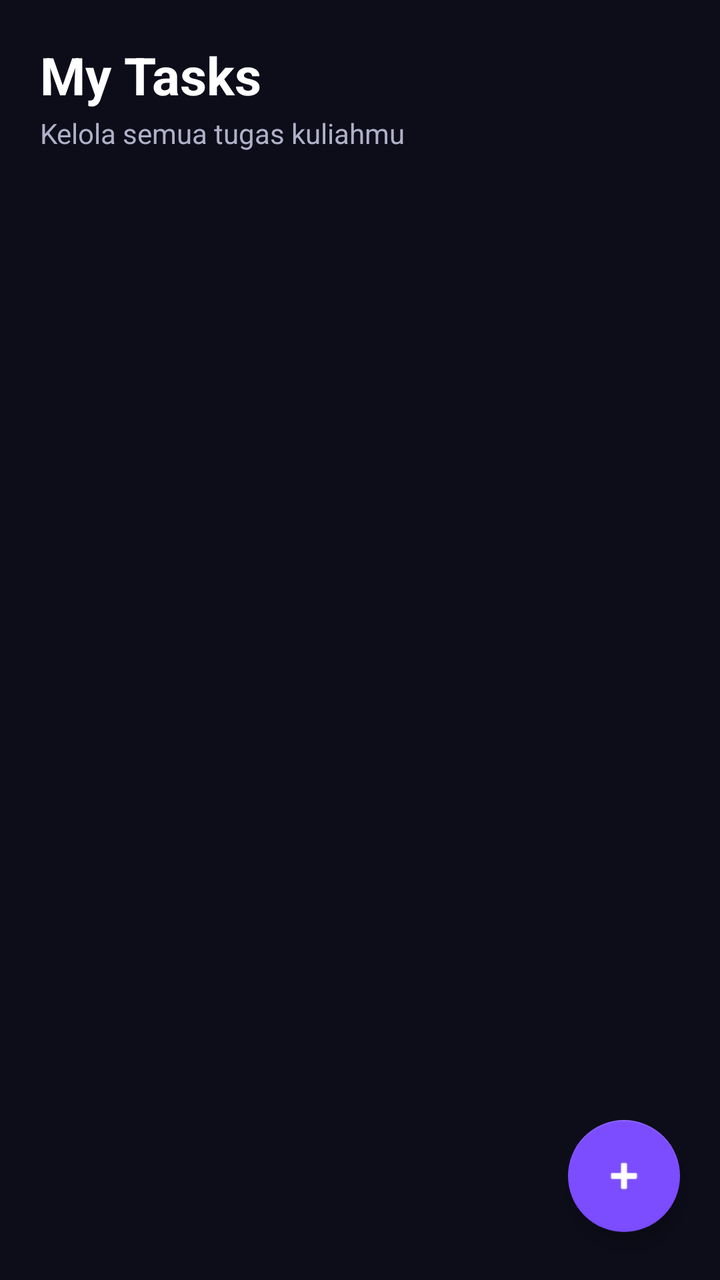
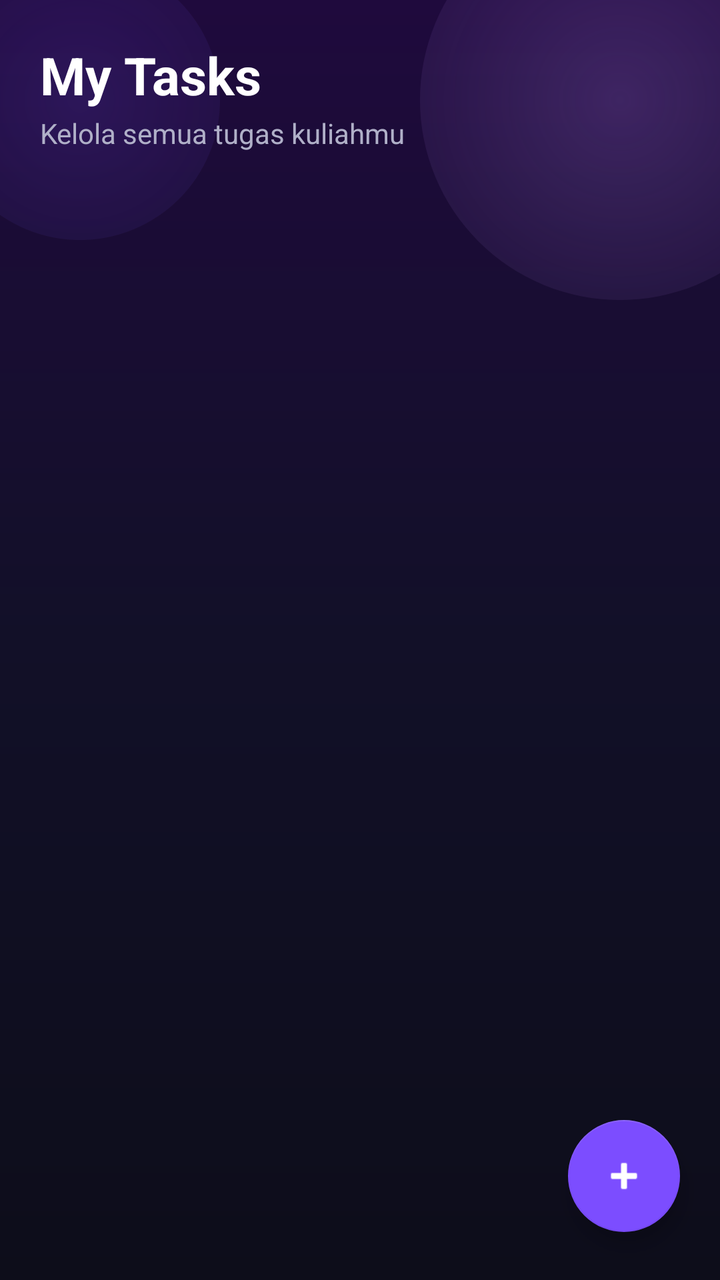

Compare the two renders of this Android layout. The source of the first and the diff that turns it into the second are given below.
<!-- AndroidManifest.xml: application theme Theme.UniFlow -->
<!-- res/layout/fragment_tasks.xml -->
<?xml version="1.0" encoding="utf-8"?>
<androidx.constraintlayout.widget.ConstraintLayout
    xmlns:android="http://schemas.android.com/apk/res/android"
    xmlns:app="http://schemas.android.com/apk/res-auto"
    android:layout_width="match_parent"
    android:layout_height="match_parent"
    android:background="@color/bg_dark">

    
    <LinearLayout
        android:id="@+id/headerLayout"
        android:layout_width="0dp"
        android:layout_height="wrap_content"
        android:orientation="vertical"
        android:padding="20dp"
        android:paddingTop="24dp"
        app:layout_constraintTop_toTopOf="parent"
        app:layout_constraintStart_toStartOf="parent"
        app:layout_constraintEnd_toEndOf="parent">

        <TextView
            android:layout_width="wrap_content"
            android:layout_height="wrap_content"
            android:text="My Tasks"
            android:textColor="@color/white"
            android:textSize="26sp"
            android:textStyle="bold" />

        <TextView
            android:layout_width="wrap_content"
            android:layout_height="wrap_content"
            android:text="Kelola semua tugas kuliahmu"
            android:textColor="@color/text_secondary"
            android:textSize="14sp"
            android:layout_marginTop="2dp" />

    </LinearLayout>

    
    <androidx.recyclerview.widget.RecyclerView
        android:id="@+id/rvTasks"
        android:layout_width="0dp"
        android:layout_height="0dp"
        android:paddingHorizontal="16dp"
        android:paddingBottom="80dp"
        android:clipToPadding="false"
        app:layout_constraintTop_toBottomOf="@id/headerLayout"
        app:layout_constraintBottom_toBottomOf="parent"
        app:layout_constraintStart_toStartOf="parent"
        app:layout_constraintEnd_toEndOf="parent" />

    
    <LinearLayout
        android:id="@+id/layoutEmptyState"
        android:layout_width="0dp"
        android:layout_height="0dp"
        android:orientation="vertical"
        android:gravity="center"
        android:visibility="gone"
        app:layout_constraintTop_toBottomOf="@id/headerLayout"
        app:layout_constraintBottom_toBottomOf="parent"
        app:layout_constraintStart_toStartOf="parent"
        app:layout_constraintEnd_toEndOf="parent">

        <TextView
            android:layout_width="wrap_content"
            android:layout_height="wrap_content"
            android:text="📋"
            android:textSize="56sp" />

        <TextView
            android:layout_width="wrap_content"
            android:layout_height="wrap_content"
            android:text="Belum ada tugas"
            android:textColor="@color/white"
            android:textSize="20sp"
            android:textStyle="bold"
            android:layout_marginTop="16dp" />

        <TextView
            android:layout_width="wrap_content"
            android:layout_height="wrap_content"
            android:text="Tekan + untuk menambah tugas baru"
            android:textColor="@color/text_secondary"
            android:textSize="14sp"
            android:layout_marginTop="8dp" />

    </LinearLayout>

    
    <com.google.android.material.floatingactionbutton.FloatingActionButton
        android:id="@+id/fabAddTask"
        android:layout_width="wrap_content"
        android:layout_height="wrap_content"
        android:layout_marginEnd="20dp"
        android:layout_marginBottom="24dp"
        android:src="@android:drawable/ic_input_add"
        app:backgroundTint="@color/purple_accent"
        app:tint="@color/white"
        app:layout_constraintBottom_toBottomOf="parent"
        app:layout_constraintEnd_toEndOf="parent" />

</androidx.constraintlayout.widget.ConstraintLayout>
<!-- resources referenced by this layout -->
<resources>
  <color name="bg_dark">#0D0D1A</color>
  <color name="purple_accent">#7C4DFF</color>
  <color name="text_secondary">#B0B0C8</color>
  <color name="white">#FFFFFF</color>
  <style name="Theme.UniFlow" parent="Theme.MaterialComponents.DayNight.NoActionBar">
          <item name="colorPrimary">@color/purple_500</item>
          <item name="colorPrimaryVariant">@color/purple_700</item>
          <item name="colorOnPrimary">@color/white</item>
          <item name="colorSecondary">@color/purple_neon</item>
          <item name="colorOnSecondary">@color/white</item>
          <item name="android:windowBackground">@color/bg_dark</item>
          <item name="android:statusBarColor">@color/bg_dark</item>
          <item name="android:navigationBarColor">@color/bg_card</item>
      </style>
  <color name="purple_500">#9C27B0</color>
  <color name="purple_700">#7B1FA2</color>
  <color name="purple_neon">#BB86FC</color>
  <color name="bg_card">#1A1A2E</color>
</resources>

<!-- the commit's change to res/layout/fragment_tasks.xml (unified diff, before → after) -->
@@ -4,7 +4,28 @@
     xmlns:app="http://schemas.android.com/apk/res-auto"
     android:layout_width="match_parent"
     android:layout_height="match_parent"
-    android:background="@color/bg_dark">
+    android:background="@drawable/bg_anime_gradient">
+
+    
+    <View
+        android:id="@+id/decorCircle1"
+        android:layout_width="200dp"
+        android:layout_height="200dp"
+        android:background="@drawable/bg_bokeh_purple"
+        app:layout_constraintTop_toTopOf="parent"
+        app:layout_constraintEnd_toEndOf="parent"
+        android:translationX="50dp"
+        android:translationY="-50dp" />
+
+    <View
+        android:id="@+id/decorCircle2"
+        android:layout_width="140dp"
+        android:layout_height="140dp"
+        android:background="@drawable/bg_bokeh_blue"
+        app:layout_constraintTop_toTopOf="parent"
+        app:layout_constraintStart_toStartOf="parent"
+        android:translationX="-30dp"
+        android:translationY="-20dp" />
 
     
     <LinearLayout
@@ -44,6 +65,7 @@
         android:paddingHorizontal="16dp"
         android:paddingBottom="80dp"
         android:clipToPadding="false"
+        android:layoutAnimation="@anim/layout_anim_slide_up"
         app:layout_constraintTop_toBottomOf="@id/headerLayout"
         app:layout_constraintBottom_toBottomOf="parent"
         app:layout_constraintStart_toStartOf="parent"
<!-- resource entries referenced after the edit -->
@@ -4,6 +4,40 @@
   <color name="purple_accent">#7C4DFF</color>
   <color name="text_secondary">#B0B0C8</color>
   <color name="white">#FFFFFF</color>
+  <!-- drawable bg_anime_gradient (drawable) -->
+  <?xml version="1.0" encoding="utf-8"?>
+  <shape xmlns:android="http://schemas.android.com/apk/res/android"
+      android:shape="rectangle">
+      
+      <gradient
+          android:type="linear"
+          android:angle="270"
+          android:startColor="#1F0A3D"
+          android:centerColor="#121028"
+          android:endColor="#0D0D1A" />
+  </shape>
+  <!-- drawable bg_bokeh_blue (drawable) -->
+  <?xml version="1.0" encoding="utf-8"?>
+  <shape xmlns:android="http://schemas.android.com/apk/res/android"
+      android:shape="oval">
+      
+      <gradient
+          android:type="radial"
+          android:gradientRadius="130dp"
+          android:startColor="#287C4DFF"
+          android:endColor="#007C4DFF" />
+  </shape>
+  <!-- drawable bg_bokeh_purple (drawable) -->
+  <?xml version="1.0" encoding="utf-8"?>
+  <shape xmlns:android="http://schemas.android.com/apk/res/android"
+      android:shape="oval">
+      
+      <gradient
+          android:type="radial"
+          android:gradientRadius="160dp"
+          android:startColor="#35BB86FC"
+          android:endColor="#00BB86FC" />
+  </shape>
   <style name="Theme.UniFlow" parent="Theme.MaterialComponents.DayNight.NoActionBar">
           <item name="colorPrimary">@color/purple_500</item>
           <item name="colorPrimaryVariant">@color/purple_700</item>
